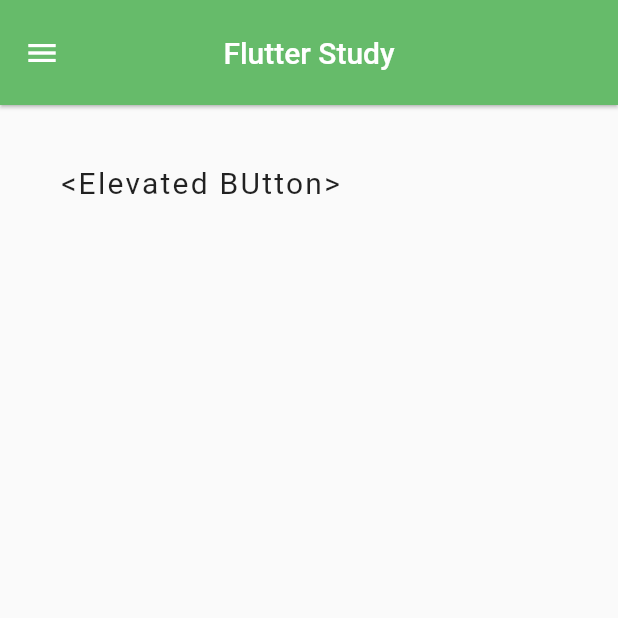
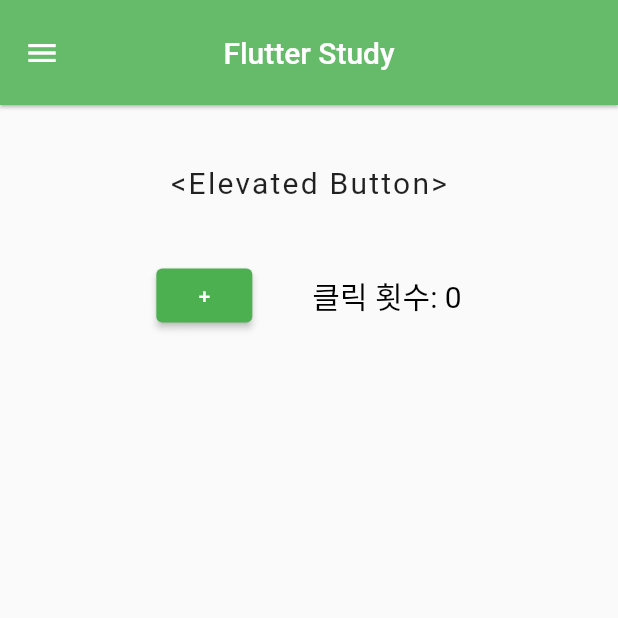
Before and after one commit to petcu1004/2021-GDSC-SCH-Flutter-Learning, a Flutter app: the screen it shows after launch, on a phone screen of 412 x 824 dp, the top half of it. Run offline on Flutter 3.47's test engine with Material 2 defaults, Android fonts, the light colour scheme and no system bars.

Commit message:
elevated button 생성

```diff
--- a/week4/flutter_application_1/lib/main.dart
+++ b/week4/flutter_application_1/lib/main.dart
@@ -11,6 +11,7 @@
 }
 
 class _MyAppState extends State<MyApp> {
+  int elevate = 0;
   @override
   Widget build(BuildContext context) {
     return MaterialApp(
@@ -35,8 +36,43 @@
           child: Column(
             children: [
               Text(
-                '<Elevated BUtton>',
+                '<Elevated Button>',
                 style: TextStyle(fontSize: 20, letterSpacing: 1.5),
+              ),
+              SizedBox(
+                height: 40, //예쁘게 보이려고 높이 좀 맞춰준 것
+              ),
+              Row(
+                //row이므로 가로축이 주측이 되고
+                //mainAxisAlignment를 통해 가운데 정렬
+                mainAxisAlignment: MainAxisAlignment.center, //그래서 원래 있던 문구가 가운데로 오게 된 것
+                children: [
+                  ElevatedButton( //클릭시 elevate 변수의 값 +1
+                    onPressed: () {
+                      setState(() {
+                        elevate += 1;
+                      });
+                    },
+                    child: Text('+'),
+                    //버튼의 스타일을 바꾸기 위해 하는 일
+                    style: ElevatedButton.styleFrom(
+                        //primary는 버튼 색, onPrimary는 글씨 색
+                        primary: Colors.green,
+                        onPrimary: Colors.white),
+                  ),
+                  SizedBox(
+                    width: 40, //열 중에서 너비를 맞춰주기 위해서 사이즈 박스 넣어준 것
+                  ),
+                  Text(
+                    '클릭 횟수: $elevate',
+                    style: TextStyle(
+                      //텍스트 색상 변경
+                      color: Colors.black,
+                      fontSize: 20,
+                      //문자 사이의 간격
+                    ),
+                  ),
+                ],
               )
             ],
           ),
```
